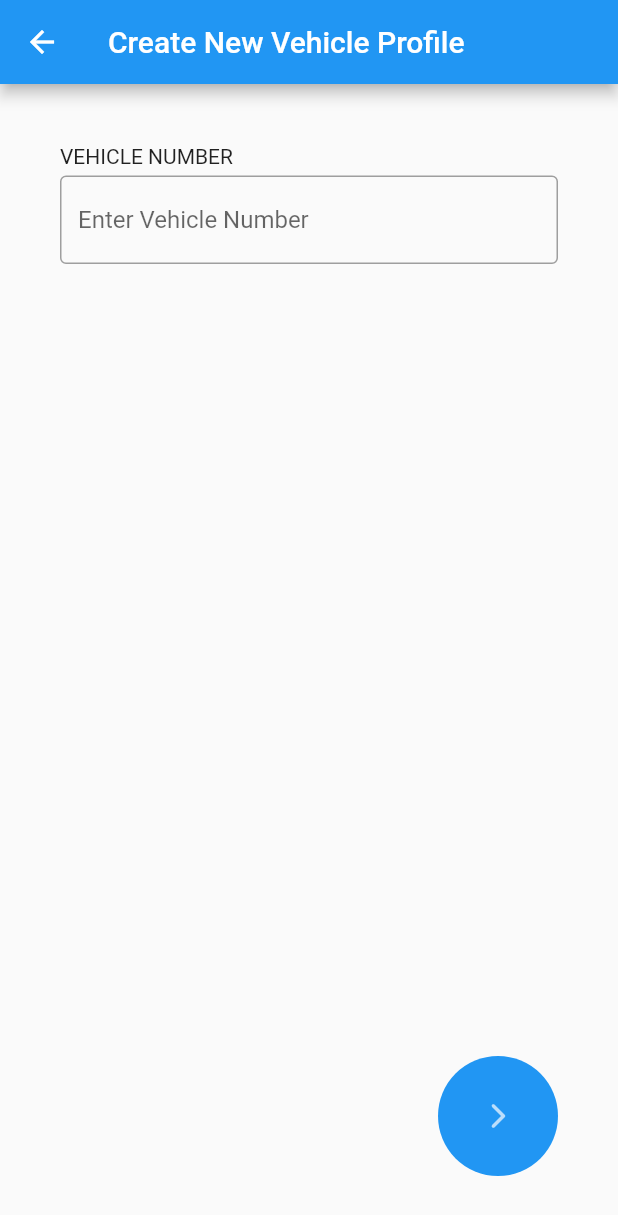
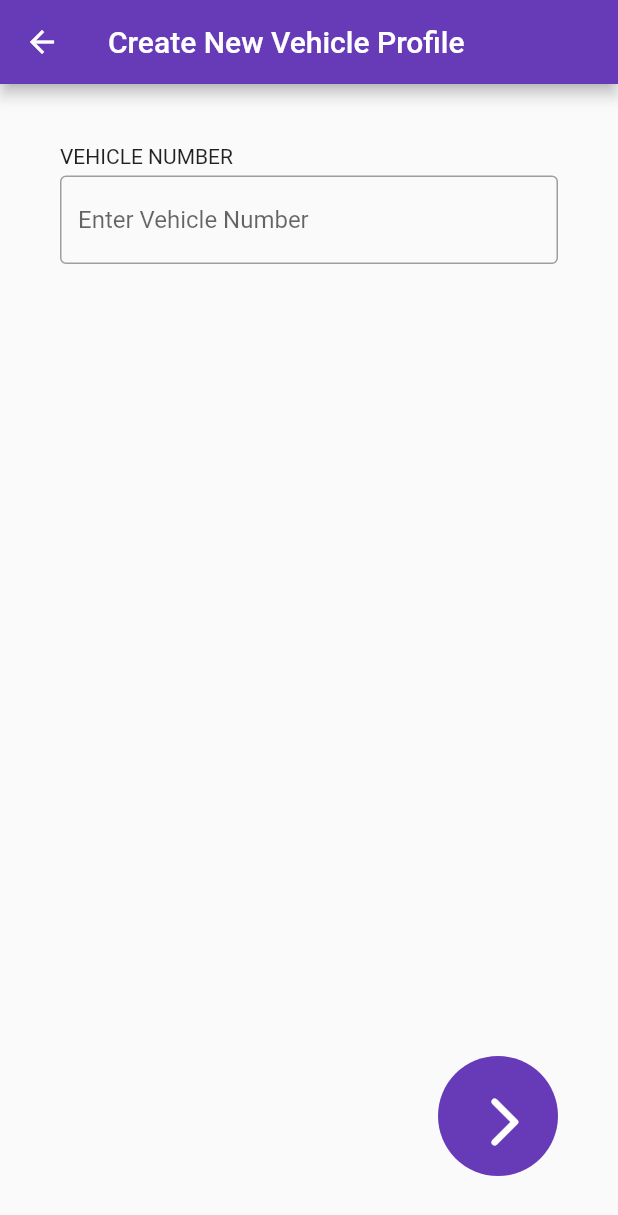
Before and after one commit to maroti-8/flutter-Assignment, a Flutter app: the screen it shows after launch, after a tap on "Create new vehicle Profile", on a phone screen of 412 x 824 dp. Shown: the top 1215 px of the screen. Run offline on Flutter 3.47's test engine with Material 2 defaults, Android fonts, the phone set to English and light mode, and no system bars.

Commit message:
Created Vehicle class screen and api service files

```diff
--- a/turbocare_assignment/lib/main.dart
+++ b/turbocare_assignment/lib/main.dart
@@ -23,7 +23,7 @@ class MyApp extends StatelessWidget {
         // or simply save your changes to "hot reload" in a Flutter IDE).
         // Notice that the counter didn't reset back to zero; the application
         // is not restarted.
-        primarySwatch: Colors.blue,
+        primarySwatch: Colors.deepPurple,
       ),
       home: const HomePage(),
     );
--- a/turbocare_assignment/lib/views/vehicle_number_screen.dart
+++ b/turbocare_assignment/lib/views/vehicle_number_screen.dart
@@ -1,4 +1,5 @@
 import 'package:flutter/material.dart';
+import 'package:turbocare_assignment/views/vehicle_class_screen.dart';
 
 class VehicleNumber extends StatelessWidget {
   const VehicleNumber({super.key});
@@ -7,19 +8,18 @@ class VehicleNumber extends StatelessWidget {
   Widget build(BuildContext context) {
     Widget enterVehicleNumber = Container(
       padding: const EdgeInsets.all(40),
-      child:
-          Column(mainAxisAlignment: MainAxisAlignment.start, children: const [
-        Align(
+      child: Column(mainAxisAlignment: MainAxisAlignment.start, children: [
+        const Align(
           alignment: Alignment.topLeft,
           child: Text(
             "VEHICLE NUMBER",
             textAlign: TextAlign.start,
           ),
         ),
-        SizedBox(
+        const SizedBox(
           height: 5,
         ),
-        TextField(
+        const TextField(
           decoration: InputDecoration(
               enabledBorder: OutlineInputBorder(
                   borderSide: BorderSide(width: 1, color: Colors.grey)),
@@ -29,10 +29,18 @@ class VehicleNumber extends StatelessWidget {
             child: Align(
           alignment: Alignment.bottomRight,
           child: CircleAvatar(
-            radius: 40,
-            backgroundColor: Colors.blue,
-            child: Icon(Icons.arrow_forward_ios_rounded, size: 20),
-          ),
+              radius: 40,
+              backgroundColor: Colors.deepPurple,
+              child: IconButton(
+                onPressed: () {
+                  Navigator.push(
+                      context,
+                      MaterialPageRoute(
+                          builder: (context) => const VehicleClass()));
+                },
+                icon: const Icon(Icons.arrow_forward_ios_rounded,
+                    size: 40, color: Colors.white),
+              )),
         ))
       ]),
     );
@@ -42,12 +50,6 @@ class VehicleNumber extends StatelessWidget {
         title: const Text("Create New Vehicle Profile"),
       ),
       body: enterVehicleNumber,
-
-      /* const BottomAppBar(
-          child: CircleAvatar(
-        backgroundColor: Colors.blue,
-        child: Icon(Icons.arrow_forward_ios_rounded, size: 20),
-      )) */
     );
   }
 }
--- a/turbocare_assignment/pubspec.yaml
+++ b/turbocare_assignment/pubspec.yaml
@@ -36,6 +36,7 @@ dependencies:
   # The following adds the Cupertino Icons font to your application.
   # Use with the CupertinoIcons class for iOS style icons.
   cupertino_icons: ^1.0.2
+  http: ^0.13.5
 
 dev_dependencies:
   flutter_test:
```
Also changed, not shown: turbocare_assignment/lib/services/api_service.dart (added, +47 -0 lines), turbocare_assignment/lib/views/vehicle_class_screen.dart (added, +70 -0 lines), turbocare_assignment/pubspec.lock.
